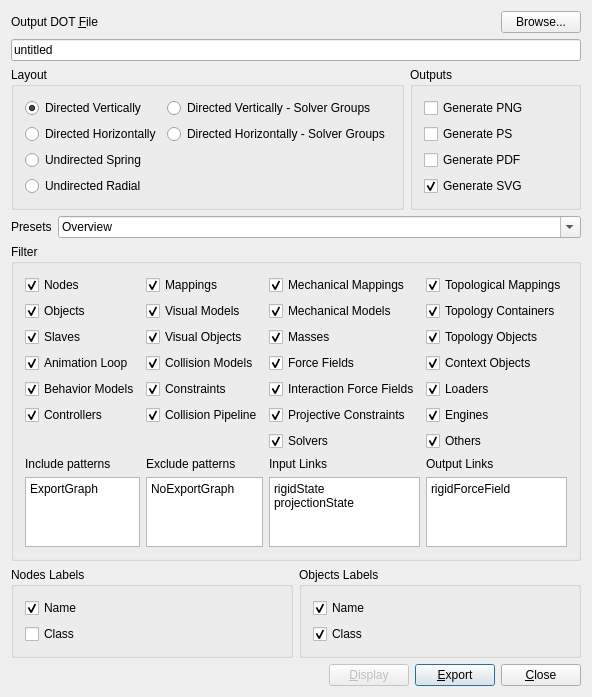
This is sofa/gui/qt/BaseGenGraphForm.ui in InSimo/ISSofaGUI as Qt 5 draws it before an edit. The edited form follows.
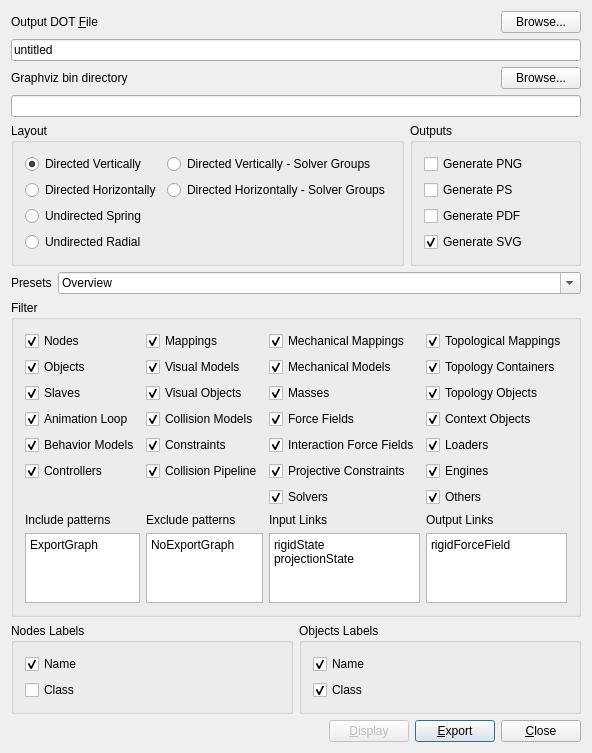
This is the edited form. Custom widgets are drawn as their Qt base class.

Commit message: ExportDotVisitor/GenGraphForm: for Windows, look for graphviz in program files and add a widget to set it manually if necessary

Patch:
```diff
--- a/sofa/gui/qt/BaseGenGraphForm.ui
+++ b/sofa/gui/qt/BaseGenGraphForm.ui
@@ -49,6 +49,39 @@
        </property>
       </widget>
      </item>
+      <item row="2" column="0">
+        <widget class="QLabel" name="filenameLabel">
+          <property name="sizePolicy">
+            <sizepolicy hsizetype="Preferred" vsizetype="Preferred">
+              <horstretch>1</horstretch>
+              <verstretch>0</verstretch>
+            </sizepolicy>
+          </property>
+          <property name="text">
+            <string>Graphviz bin directory</string>
+          </property>
+          <property name="wordWrap">
+            <bool>false</bool>
+          </property>
+          <property name="buddy">
+            <cstring>graphvizdir</cstring>
+          </property>
+        </widget>
+      </item>
+      <item row="2" column="1">
+        <widget class="QPushButton" name="browseGraphvizButton">
+          <property name="text">
+            <string>Browse...</string>
+          </property>
+        </widget>
+      </item>
+      <item row="3" column="0" colspan="2">
+        <widget class="QLineEdit" name="graphvizdir">
+          <property name="text">
+            <string></string>
+          </property>
+        </widget>
+      </item>
     </layout>
    </item>
    <item>
```
The commit also changes 2 other files.
